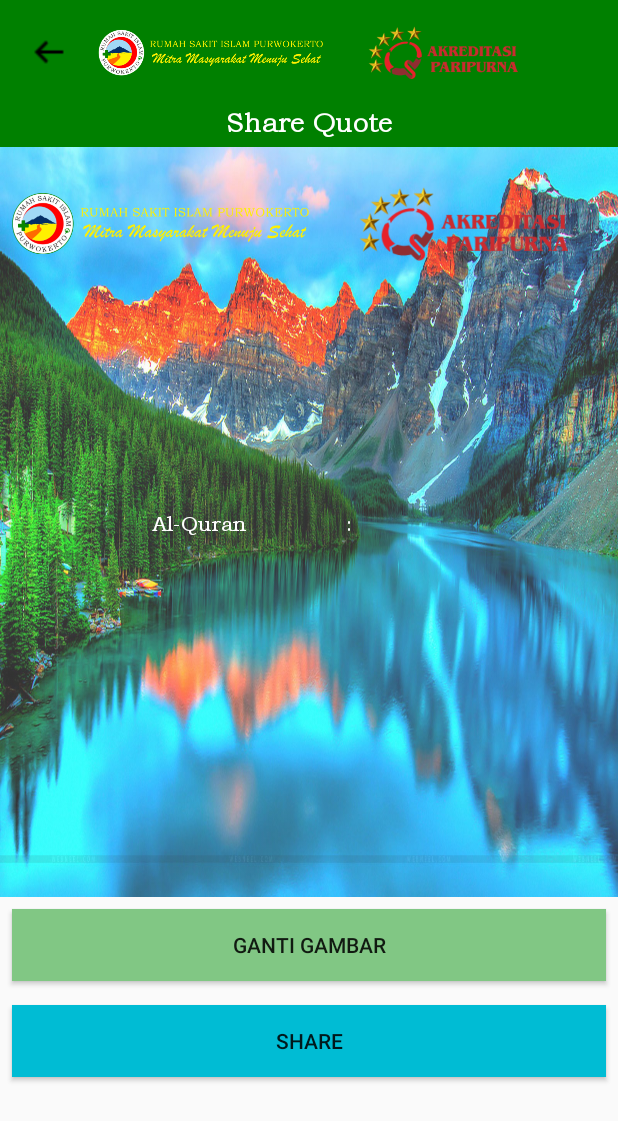
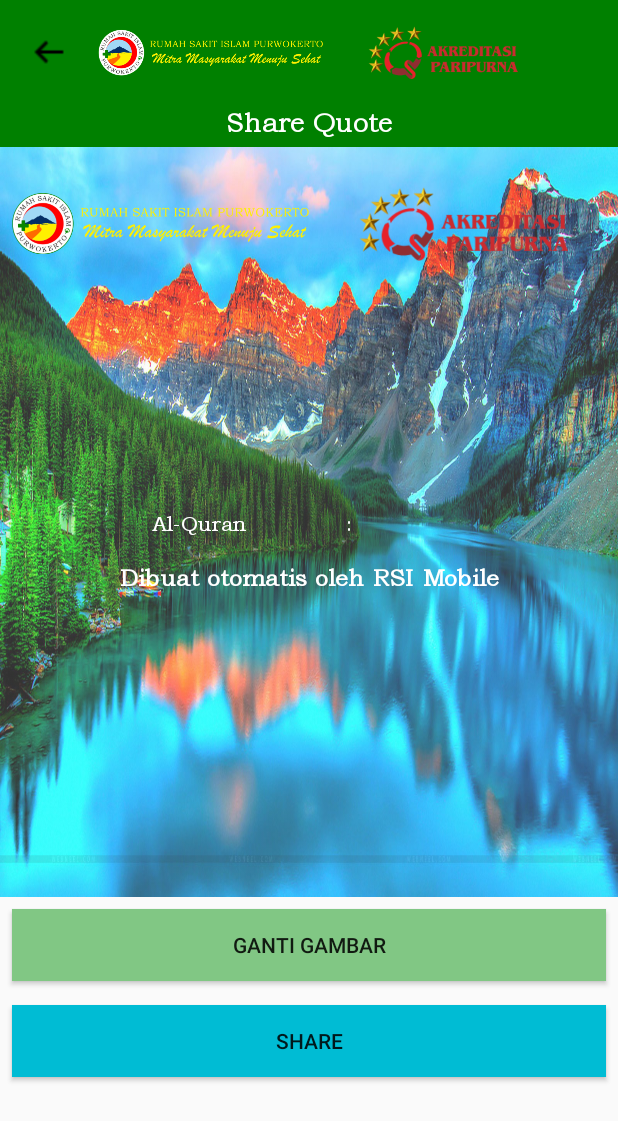
Before and after one commit to yogawahyuy/newChatAppWithFirebase, an Android app: the ShareQuoteActivity screen opened directly, with no data from a screen before it, after a tap on "SHARE", on a phone screen of 412 x 824 dp. Shown: the top 1121 px of the screen. Run offline under Robolectric (Android 15) with nearby library versions, the phone set to English and light mode, and no system bars; network calls fail.

Commit message:
Share Image: Share selesai kecuali di api 29

```diff
--- a/app/src/main/java/com/rsip/mobile/View/ShareQuoteActivity.java
+++ b/app/src/main/java/com/rsip/mobile/View/ShareQuoteActivity.java
@@ -4,6 +4,7 @@
 import androidx.annotation.Nullable;
 import androidx.appcompat.app.AppCompatActivity;
 import androidx.core.app.ActivityCompat;
+import androidx.core.content.FileProvider;
 
 import android.Manifest;
 import android.annotation.SuppressLint;
@@ -30,6 +31,7 @@
 import android.widget.TextView;
 import android.widget.Toast;
 
+import com.rsip.mobile.BuildConfig;
 import com.rsip.mobile.R;
 
 import java.io.ByteArrayOutputStream;
@@ -77,7 +79,8 @@
             public void onClick(View v) {
                 //convertLayout();
                 if (isStoragePermissionGranted()){
-                   shareQuote();
+                   //shareQuote();
+                    saveImageToInternalExternal();
                 }
             }
         });
@@ -144,7 +147,8 @@
                 if (grantResults.length>0 && grantResults[0]==PackageManager.PERMISSION_GRANTED){
                     //Toast.makeText(this, "Permission Diijinkan", Toast.LENGTH_SHORT).show();
                     //convertLayout();
-                    shareQuote();
+                    //shareQuote();
+                    saveImageToInternalExternal();
                 }else {
                     //Toast.makeText(this, "Permission Ditolak", Toast.LENGTH_SHORT).show();
                 }
@@ -207,13 +211,13 @@
         imgCoba.setImageBitmap(b);
 
         ContextWrapper cw=new ContextWrapper(getApplicationContext());
-        File directory=cw.getDir("ImageDir", Context.MODE_PRIVATE);
+        File directory=cw.getDir("RSIMOBILE", Context.MODE_PRIVATE);
         File root=Environment.getExternalStoragePublicDirectory(Environment.DIRECTORY_PICTURES);
         File dir=new File(root.getAbsolutePath()+"/rsimobile");
-        dir.mkdirs();
-        Log.d("convert", "convertLayout: "+dir.toString());
+        //dir.mkdirs();
+       // Log.d("convert", "convertLayout: "+dir.toString());
         String fileName="RsiMobile-"+surahNo.getText().toString()+".jpg";
-        File file=new File(dir,fileName);
+        File file=new File(directory,fileName);
         Log.d("path", "convertLayout: "+file.toString());
         if (!file.exists())
         {
@@ -240,6 +244,72 @@
             }
         }
 
+    }
+
+    private void saveImageToInternalExternal(){
+        if (checkIfExternalStorageExist()){
+            Bitmap bitmap=getBitmapFromView(relativeLayout);
+
+            File root=Environment.getExternalStoragePublicDirectory(Environment.DIRECTORY_PICTURES);
+            File dir=new File(root.getAbsolutePath()+"/rsimobile");
+            dir.mkdirs();
+            Log.d("convert", "convertLayout: "+dir.toString());
+            String fileName="RsiMobile-"+surahNo.getText().toString()+".jpg";
+            File file=new File(dir,fileName);
+
+            if (!file.exists()){
+                try {
+                    FileOutputStream outputStream = new FileOutputStream(file);
+                    bitmap.compress(Bitmap.CompressFormat.JPEG, 100, outputStream);
+                    outputStream.flush();
+                    outputStream.close();
+                    Toast.makeText(this, "Berhasil Menyimpan", Toast.LENGTH_SHORT).show();
+                    file.setReadable(true,false);
+
+                    Intent intent = new Intent(Intent.ACTION_MEDIA_SCANNER_SCAN_FILE);
+                    intent.setData(Uri.fromFile(file));
+                    sendBroadcast(intent);
+                    Intent intentShare=new Intent(Intent.ACTION_SEND);
+                    //intentShare.setFlags(Intent.FLAG_ACTIVITY_NEW_TASK);
+                    Uri uri= FileProvider.getUriForFile(ShareQuoteActivity.this, BuildConfig.APPLICATION_ID+".provider",file);
+                    intentShare.putExtra(Intent.EXTRA_STREAM,uri);
+                    intentShare.setType("image/jpg");
+                    startActivity(Intent.createChooser(intentShare,"Bagikan Ke"));
+                }catch (Exception e){
+                    e.printStackTrace();
+                    Log.d("convertgagal", "shareQuote: "+e.getMessage());
+                }
+            }
+        }else{
+            Bitmap bitmap=getBitmapFromView(relativeLayout);
+            ContextWrapper cw=new ContextWrapper(getApplicationContext());
+            File directory=cw.getDir("RSIMOBILE", Context.MODE_PRIVATE);
+            String fileName="RsiMobile-"+surahNo.getText().toString()+".jpg";
+            File file=new File(directory,fileName);
+            if (!file.exists()){
+                try {
+                    FileOutputStream outputStream = new FileOutputStream(file);
+                    bitmap.compress(Bitmap.CompressFormat.JPEG, 100, outputStream);
+                    outputStream.flush();
+                    outputStream.close();
+                    Toast.makeText(this, "Berhasil Menyimpan", Toast.LENGTH_SHORT).show();
+                    file.setReadable(true,false);
+
+                    Intent intent = new Intent(Intent.ACTION_MEDIA_SCANNER_SCAN_FILE);
+                    intent.setData(Uri.fromFile(file));
+                    sendBroadcast(intent);
+                    Intent intentShare=new Intent(Intent.ACTION_SEND);
+                    //intentShare.setFlags(Intent.FLAG_ACTIVITY_NEW_TASK);
+                    Uri uri= FileProvider.getUriForFile(ShareQuoteActivity.this, BuildConfig.APPLICATION_ID+".provider",file);
+                    intentShare.putExtra(Intent.EXTRA_STREAM,uri);
+                    intentShare.setType("image/jpg");
+                    startActivity(Intent.createChooser(intentShare,"Bagikan Ke"));
+                }catch (Exception e){
+                    e.printStackTrace();
+                    Log.d("convertgagal", "shareQuote: "+e.getMessage());
+                }
+            }
+        }
     }
 
     @SuppressLint("ResourceAsColor")
@@ -278,13 +348,23 @@
                     sendBroadcast(intent);
                     Intent intentShare=new Intent(Intent.ACTION_SEND);
                     //intentShare.setFlags(Intent.FLAG_ACTIVITY_NEW_TASK);
-                    intentShare.putExtra(Intent.EXTRA_STREAM,Uri.fromFile(file));
+                    Uri uri= FileProvider.getUriForFile(ShareQuoteActivity.this, BuildConfig.APPLICATION_ID+".provider",file);
+                    intentShare.putExtra(Intent.EXTRA_STREAM,uri);
                     intentShare.setType("image/jpg");
                     startActivity(Intent.createChooser(intentShare,"Bagikan Ke"));
                 }catch (Exception e){
                     e.printStackTrace();
+                    Log.d("convertgagal", "shareQuote: "+e.getMessage());
                 }
             }
 
     }
+
+    private boolean checkIfExternalStorageExist(){
+        String state=Environment.getExternalStorageState();
+        if (Environment.MEDIA_MOUNTED.equals(state)){
+            return true;
+        }
+        return false;
+    }
 }
--- a/app/src/main/res/layout/activity_share_quote.xml
+++ b/app/src/main/res/layout/activity_share_quote.xml
@@ -130,7 +130,7 @@
                 android:layout_height="wrap_content"
                 android:fontFamily="@font/bookmanoldstyle"
                 android:gravity="center_horizontal"
-                android:text="Karen Clark"
+                android:text="rsipurwokerto.co.id"
                 android:textAppearance="@style/TextAppearance.AppCompat.Display1"
                 android:textColor="@android:color/white"
                 android:textSize="16sp"
@@ -194,6 +194,23 @@
                     />
 
             </LinearLayout>
+            <TextView
+                android:id="@+id/textViewCreated"
+                android:layout_below="@id/linalquran"
+                android:layout_width="match_parent"
+                android:layout_height="wrap_content"
+                android:fontFamily="@font/bookmanoldstyle"
+                android:gravity="center_horizontal"
+                android:text="Dibuat otomatis oleh RSI Mobile"
+                android:textAppearance="@style/TextAppearance.AppCompat.Display1"
+                android:textColor="@android:color/white"
+                android:textSize="16sp"
+                android:layout_marginLeft="16dp"
+                android:layout_marginRight="16dp"
+                android:layout_marginTop="16dp"
+                android:layout_centerHorizontal="true"
+                android:textStyle="bold"
+                android:shadowColor="@android:color/black"/>
 
         </RelativeLayout>
         <LinearLayout
--- /dev/null
+++ b/app/src/main/res/xml/provider_paths.xml
@@ -0,0 +1,4 @@
+<?xml version="1.0" encoding="utf-8"?>
+<paths xmlns:android="http://schemas.android.com/apk/res/android">
+    <root-path name="external_files" path="/" />
+</paths>
```
Also changed, not shown: app/src/main/AndroidManifest.xml (+11 -1 lines).
